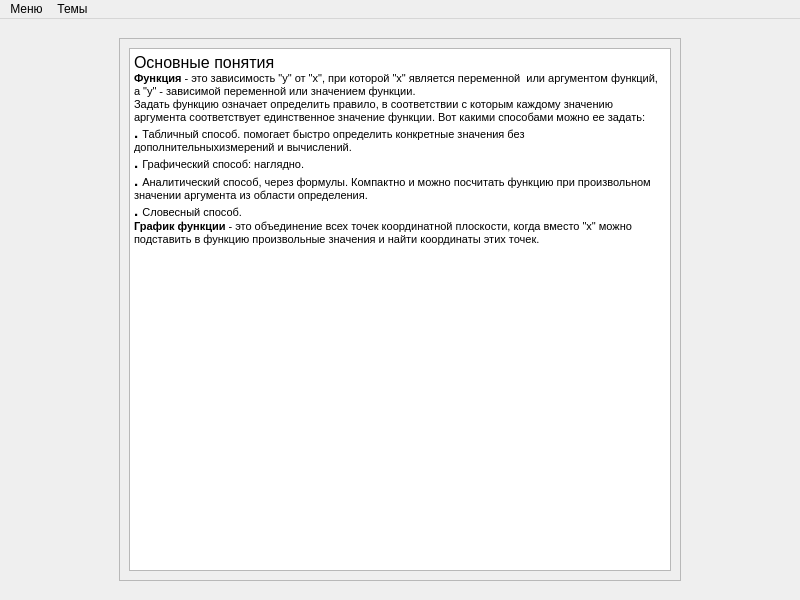
Qt form Data/Ui_files/Theory.ui (Dianats34559/Double-E) before a commit.
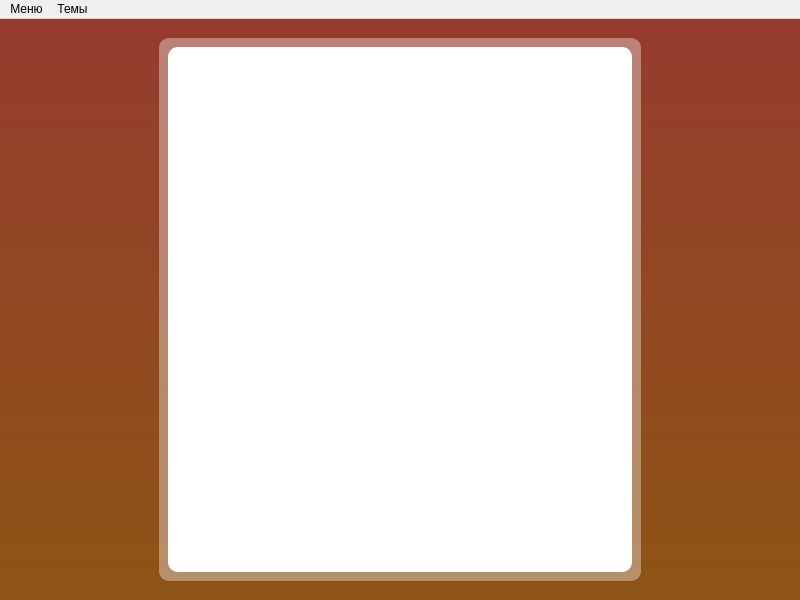
The same form after that commit.

The edit to the form file:
```diff
--- a/Data/Ui_files/Theory.ui
+++ b/Data/Ui_files/Theory.ui
@@ -14,6 +14,9 @@
    <string>MainWindow</string>
   </property>
   <widget class="QWidget" name="centralwidget">
+   <property name="styleSheet">
+    <string notr="true">background-color: qlineargradient(spread:pad, x1:1, y1:1, x2:1, y2:0, stop:0 rgba(142, 84, 21, 255), stop:1 rgba(149, 60, 46, 255));</string>
+   </property>
    <layout class="QHBoxLayout" name="horizontalLayout">
     <item>
      <spacer name="horizontalSpacer">
@@ -31,6 +34,22 @@
       </property>
      </spacer>
     </item>
+    <item>
+     <spacer name="horizontalSpacer_3">
+      <property name="orientation">
+       <enum>Qt::Horizontal</enum>
+      </property>
+      <property name="sizeType">
+       <enum>QSizePolicy::Fixed</enum>
+      </property>
+      <property name="sizeHint" stdset="0">
+       <size>
+        <width>40</width>
+        <height>20</height>
+       </size>
+      </property>
+     </spacer>
+    </item>
     <item>
      <layout class="QVBoxLayout" name="verticalLayout" stretch="0">
       <property name="spacing">
@@ -50,6 +69,10 @@
       </property>
       <item>
        <widget class="QScrollArea" name="scrollArea">
+        <property name="styleSheet">
+         <string notr="true">background-color: rgba(255, 255, 255, 50);
+border-radius: 10px;</string>
+        </property>
         <property name="widgetResizable">
          <bool>true</bool>
         </property>
@@ -58,27 +81,22 @@
           <rect>
            <x>0</x>
            <y>0</y>
-           <width>542</width>
-           <height>530</height>
+           <width>450</width>
+           <height>532</height>
           </rect>
          </property>
          <layout class="QVBoxLayout" name="verticalLayout_2">
           <item>
            <widget class="QTextBrowser" name="textBrowser">
+            <property name="styleSheet">
+             <string notr="true">background-color: rgb(255, 255, 255);</string>
+            </property>
             <property name="html">
              <string>&lt;!DOCTYPE HTML PUBLIC &quot;-//W3C//DTD HTML 4.0//EN&quot; &quot;http://www.w3.org/TR/REC-html40/strict.dtd&quot;&gt;
 &lt;html&gt;&lt;head&gt;&lt;meta name=&quot;qrichtext&quot; content=&quot;1&quot; /&gt;&lt;style type=&quot;text/css&quot;&gt;
 p, li { white-space: pre-wrap; }
 &lt;/style&gt;&lt;/head&gt;&lt;body style=&quot; font-family:'MS Shell Dlg 2'; font-size:7.8pt; font-weight:400; font-style:normal;&quot;&gt;
-&lt;p style=&quot; margin-top:0px; margin-bottom:0px; margin-left:0px; margin-right:0px; -qt-block-indent:0; text-indent:0px;&quot;&gt;&lt;span style=&quot; font-size:12pt;&quot;&gt;Основные понятия&lt;/span&gt;&lt;/p&gt;
-&lt;p style=&quot; margin-top:0px; margin-bottom:0px; margin-left:0px; margin-right:0px; -qt-block-indent:0; text-indent:0px;&quot;&gt;&lt;span style=&quot; font-size:8pt; font-weight:600;&quot;&gt;Функция&lt;/span&gt;&lt;span style=&quot; font-size:8pt;&quot;&gt; - это зависимость &amp;quot;у&amp;quot; от &amp;quot;х&amp;quot;, при которой &amp;quot;х&amp;quot; является переменной  или аргументом функций, а &amp;quot;у&amp;quot; - зависимой переменной или значением функции.&lt;/span&gt;&lt;/p&gt;
-&lt;p style=&quot; margin-top:0px; margin-bottom:0px; margin-left:0px; margin-right:0px; -qt-block-indent:0; text-indent:0px;&quot;&gt;&lt;span style=&quot; font-size:8pt;&quot;&gt;Задать функцию означает определить правило, в соответствии с которым каждому значению аргумента соответствует единственное значение функции. Вот какими способами можно ее задать:&lt;/span&gt;&lt;/p&gt;
-&lt;p style=&quot; margin-top:0px; margin-bottom:0px; margin-left:0px; margin-right:0px; -qt-block-indent:0; text-indent:0px;&quot;&gt;&lt;span style=&quot; font-size:11pt; font-weight:600;&quot;&gt;. &lt;/span&gt;&lt;span style=&quot; font-size:8pt;&quot;&gt;Табличный способ. помогает быстро определить конкретные значения без дополнительныхизмерений и вычислений.&lt;/span&gt;&lt;/p&gt;
-&lt;p style=&quot; margin-top:0px; margin-bottom:0px; margin-left:0px; margin-right:0px; -qt-block-indent:0; text-indent:0px;&quot;&gt;&lt;span style=&quot; font-size:11pt; font-weight:600;&quot;&gt;. &lt;/span&gt;&lt;span style=&quot; font-size:8pt;&quot;&gt;Графический способ: наглядно.&lt;/span&gt;&lt;/p&gt;
-&lt;p style=&quot; margin-top:0px; margin-bottom:0px; margin-left:0px; margin-right:0px; -qt-block-indent:0; text-indent:0px;&quot;&gt;&lt;span style=&quot; font-size:11pt; font-weight:600;&quot;&gt;. &lt;/span&gt;&lt;span style=&quot; font-size:8pt;&quot;&gt;Аналитический способ, через формулы. Компактно и можно посчитать функцию при произвольном значении аргумента из области определения. &lt;/span&gt;&lt;/p&gt;
-&lt;p style=&quot; margin-top:0px; margin-bottom:0px; margin-left:0px; margin-right:0px; -qt-block-indent:0; text-indent:0px;&quot;&gt;&lt;span style=&quot; font-size:11pt; font-weight:600;&quot;&gt;. &lt;/span&gt;&lt;span style=&quot; font-size:8pt;&quot;&gt;Словесный способ.&lt;/span&gt;&lt;/p&gt;
-&lt;p style=&quot; margin-top:0px; margin-bottom:0px; margin-left:0px; margin-right:0px; -qt-block-indent:0; text-indent:0px;&quot;&gt;&lt;span style=&quot; font-size:8pt; font-weight:600;&quot;&gt;График функции &lt;/span&gt;&lt;span style=&quot; font-size:8pt;&quot;&gt;- это объединение всех точек координатной плоскости, когда вместо &amp;quot;х&amp;quot; можно подставить в функцию произвольные значения и найти координаты этих точек.&lt;/span&gt;&lt;/p&gt;
-&lt;p style=&quot;-qt-paragraph-type:empty; margin-top:0px; margin-bottom:0px; margin-left:0px; margin-right:0px; -qt-block-indent:0; text-indent:0px; font-size:8pt;&quot;&gt;&lt;br /&gt;&lt;/p&gt;&lt;/body&gt;&lt;/html&gt;</string>
+&lt;p style=&quot;-qt-paragraph-type:empty; margin-top:0px; margin-bottom:0px; margin-left:0px; margin-right:0px; -qt-block-indent:0; text-indent:0px;&quot;&gt;&lt;br /&gt;&lt;/p&gt;&lt;/body&gt;&lt;/html&gt;</string>
             </property>
            </widget>
           </item>
@@ -88,6 +106,22 @@
       </item>
      </layout>
     </item>
+    <item>
+     <spacer name="horizontalSpacer_4">
+      <property name="orientation">
+       <enum>Qt::Horizontal</enum>
+      </property>
+      <property name="sizeType">
+       <enum>QSizePolicy::Fixed</enum>
+      </property>
+      <property name="sizeHint" stdset="0">
+       <size>
+        <width>40</width>
+        <height>20</height>
+       </size>
+      </property>
+     </spacer>
+    </item>
     <item>
      <spacer name="horizontalSpacer_2">
       <property name="orientation">
```
